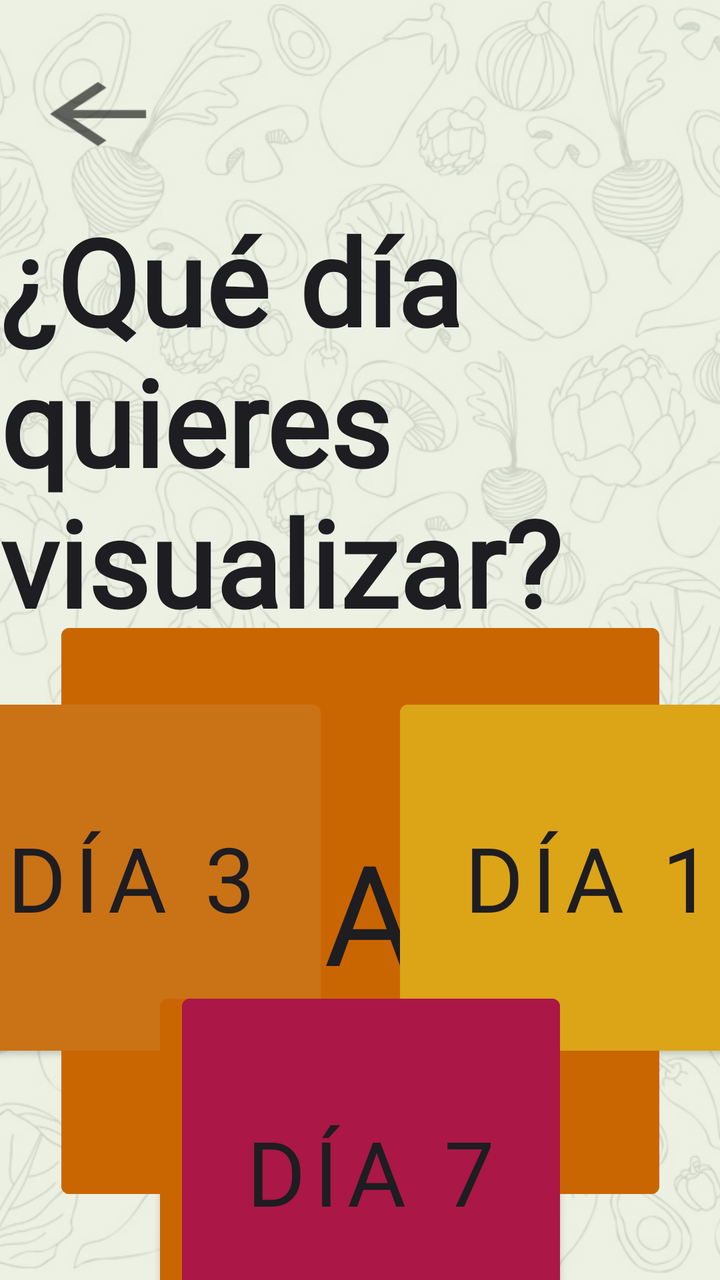
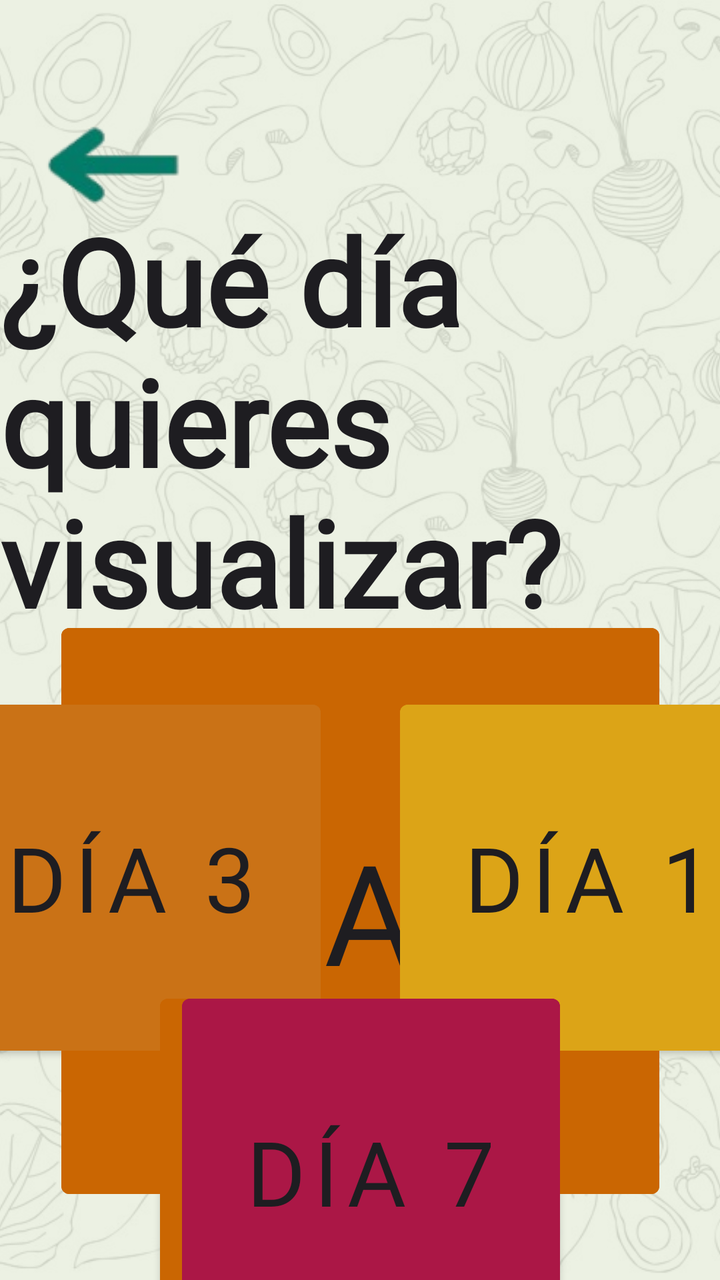

Compare the two renders of this Android layout. The source of the first and the diff that turns it into the second are given below.
<!-- AndroidManifest.xml: application theme Theme.DietaAlPlato -->
<!-- res/layout/activity_dias.xml -->
<?xml version="1.0" encoding="utf-8"?>
<androidx.constraintlayout.widget.ConstraintLayout xmlns:android="http://schemas.android.com/apk/res/android"
    xmlns:app="http://schemas.android.com/apk/res-auto"
    xmlns:tools="http://schemas.android.com/tools"
    android:id="@+id/main"
    android:layout_width="match_parent"
    android:layout_height="match_parent"
    tools:context=".DiasActivity">

    
    <ImageView
        android:id="@+id/fondo"
        android:layout_width="0dp"
        android:layout_height="0dp"
        android:scaleType="centerCrop"
        android:contentDescription="Fondo"
        app:srcCompat="@drawable/fondo_android"
        app:layout_constraintTop_toTopOf="parent"
        app:layout_constraintBottom_toBottomOf="parent"
        app:layout_constraintStart_toStartOf="parent"
        app:layout_constraintEnd_toEndOf="parent" />

    
    <View
        android:id="@+id/velo"
        android:layout_width="0dp"
        android:layout_height="0dp"
        android:background="#DDE9EFDF"
        app:layout_constraintTop_toTopOf="parent"
        app:layout_constraintBottom_toBottomOf="parent"
        app:layout_constraintStart_toStartOf="parent"
        app:layout_constraintEnd_toEndOf="parent" />

    <ImageButton
        android:id="@+id/bttReturn"
        android:layout_width="90dp"
        android:layout_height="66dp"
        android:layout_marginStart="4dp"
        android:layout_marginTop="24dp"
        android:backgroundTint="#00FFFFFF"
        android:onClick="onClickReturn"
        android:scaleX="3"
        android:scaleY="2"
        app:layout_constraintStart_toStartOf="parent"
        app:layout_constraintTop_toTopOf="parent"
        app:srcCompat="?attr/homeAsUpIndicator" />

    <Button
        android:id="@+id/boton1Dias3"
        android:layout_width="299dp"
        android:layout_height="295dp"
        android:layout_marginStart="16dp"
        android:backgroundTint="#DCA417"
        android:fontFamily="@font/bakbak_one"
        android:text="Día 1"
        android:textColor="#1E1D21"
        android:textSize="70sp"
        app:layout_constraintBottom_toBottomOf="@+id/boton2Dias3"
        app:layout_constraintEnd_toStartOf="@+id/boton2Dias3"
        app:layout_constraintStart_toStartOf="parent"
        app:layout_constraintTop_toTopOf="@+id/boton2Dias3" />

    <Button
        android:id="@+id/boton2Dias3"
        android:layout_width="299dp"
        android:layout_height="295dp"
        android:layout_marginStart="32dp"
        android:layout_marginEnd="32dp"
        android:layout_marginBottom="50dp"
        android:backgroundTint="#CA6602"
        android:fontFamily="@font/bakbak_one"
        android:text="Día 2"
        android:textColor="#1E1D21"
        android:textSize="70sp"
        app:layout_constraintBottom_toBottomOf="parent"
        app:layout_constraintEnd_toStartOf="@+id/boton3Dias3"
        app:layout_constraintStart_toEndOf="@+id/boton1Dias3"
        app:layout_constraintTop_toBottomOf="@+id/textView" />

    <Button
        android:id="@+id/boton3Dias3"
        android:layout_width="299dp"
        android:layout_height="295dp"
        android:layout_marginStart="16dp"
        android:backgroundTint="#AB1746"
        android:fontFamily="@font/bakbak_one"
        android:text="Día 3"
        android:textColor="#1E1D21"
        android:textSize="70sp"
        app:layout_constraintBottom_toBottomOf="@+id/boton2Dias3"
        app:layout_constraintEnd_toEndOf="parent"
        app:layout_constraintStart_toEndOf="@+id/boton2Dias3"
        app:layout_constraintTop_toTopOf="@+id/boton2Dias3" />

    <TextView
        android:id="@+id/textView"
        android:layout_width="wrap_content"
        android:layout_height="wrap_content"
        android:layout_marginTop="100dp"
        android:fontFamily="@font/lily_script_one"
        android:textStyle="bold"
        android:textAllCaps="false"
        android:textColor="#1E1D21"
        android:text="¿Qué día quieres visualizar?"
        android:textSize="60sp"
        app:layout_constraintEnd_toEndOf="parent"
        app:layout_constraintStart_toStartOf="parent"
        app:layout_constraintTop_toTopOf="parent" />

    <Button
        android:id="@+id/boton1Dias7"
        android:layout_width="189dp"
        android:layout_height="185dp"
        android:layout_marginStart="200dp"
        android:backgroundTint="#DCA417"
        android:fontFamily="@font/bakbak_one"
        android:text="Día 1"
        android:textColor="#1E1D21"
        android:textSize="45sp"
        app:layout_constraintBottom_toBottomOf="@+id/boton2Dias7"
        app:layout_constraintStart_toStartOf="parent"
        app:layout_constraintTop_toTopOf="@+id/boton2Dias7"
        app:layout_constraintVertical_bias="0.0" />

    <Button
        android:id="@+id/boton2Dias7"
        android:layout_width="189dp"
        android:layout_height="185dp"
        android:backgroundTint="#D58915"
        android:fontFamily="@font/bakbak_one"
        android:text="Día 2"
        android:textColor="#1E1D21"
        android:textSize="45sp"
        app:layout_constraintBottom_toBottomOf="parent"
        app:layout_constraintEnd_toStartOf="@+id/boton3Dias7"
        app:layout_constraintHorizontal_bias="0.501"
        app:layout_constraintStart_toEndOf="@+id/boton1Dias7"
        app:layout_constraintTop_toBottomOf="@+id/textView"
        app:layout_constraintVertical_bias="0.192" />

    <Button
        android:id="@+id/boton3Dias7"
        android:layout_width="189dp"
        android:layout_height="185dp"
        android:layout_marginEnd="200dp"
        android:backgroundTint="#CA7216"
        android:fontFamily="@font/bakbak_one"
        android:text="Día 3"
        android:textColor="#1E1D21"
        android:textSize="45sp"
        app:layout_constraintBottom_toBottomOf="@+id/boton2Dias7"
        app:layout_constraintEnd_toEndOf="parent"
        app:layout_constraintTop_toTopOf="@+id/boton2Dias7"
        app:layout_constraintVertical_bias="0.0" />

    <Button
        android:id="@+id/boton4Dias7"
        android:layout_width="189dp"
        android:layout_height="185dp"
        android:layout_marginStart="80dp"
        android:backgroundTint="#CA6602"
        android:fontFamily="@font/bakbak_one"
        android:text="Día 4"
        android:textColor="#1E1D21"
        android:textSize="45sp"
        app:layout_constraintBottom_toBottomOf="parent"
        app:layout_constraintStart_toStartOf="parent"
        app:layout_constraintTop_toBottomOf="@+id/boton1Dias7" />

    <Button
        android:id="@+id/boton5Dias7"
        android:layout_width="189dp"
        android:layout_height="185dp"
        android:layout_marginEnd="136dp"
        android:backgroundTint="#B84911"
        android:fontFamily="@font/bakbak_one"
        android:text="Día 5"
        android:textColor="#1E1D21"
        android:textSize="45sp"
        app:layout_constraintBottom_toBottomOf="parent"
        app:layout_constraintEnd_toStartOf="@+id/boton6Dias7"
        app:layout_constraintTop_toBottomOf="@+id/boton2Dias7" />

    <Button
        android:id="@+id/boton6Dias7"
        android:layout_width="189dp"
        android:layout_height="185dp"
        android:layout_marginEnd="108dp"
        android:backgroundTint="#BA340F"
        android:fontFamily="@font/bakbak_one"
        android:text="Día 6"
        android:textColor="#1E1D21"
        android:textSize="45sp"
        app:layout_constraintBottom_toBottomOf="parent"
        app:layout_constraintEnd_toStartOf="@+id/boton7Dias7"
        app:layout_constraintTop_toBottomOf="@+id/boton2Dias7" />

    <Button
        android:id="@+id/boton7Dias7"
        android:layout_width="189dp"
        android:layout_height="185dp"
        android:layout_marginEnd="80dp"
        android:backgroundTint="#AB1746"
        android:fontFamily="@font/bakbak_one"
        android:text="Día 7"
        android:textColor="#1E1D21"
        android:textSize="45sp"
        app:layout_constraintBottom_toBottomOf="parent"
        app:layout_constraintEnd_toEndOf="parent"
        app:layout_constraintTop_toBottomOf="@+id/boton3Dias7" />


</androidx.constraintlayout.widget.ConstraintLayout>
<!-- resources referenced by this layout -->
<resources>
  <!-- drawable fondo_android: png bitmap (drawable, 156043 bytes) -->
  <style name="Theme.DietaAlPlato" parent="Theme.MaterialComponents.DayNight.DarkActionBar">
          
          <item name="colorPrimary">@color/purple_500</item>
          <item name="colorPrimaryVariant">@color/purple_700</item>
          <item name="colorOnPrimary">@color/white</item>
          
          <item name="colorSecondary">@color/teal_200</item>
          <item name="colorSecondaryVariant">@color/teal_700</item>
          <item name="colorOnSecondary">@color/black</item>
          
          <item name="android:statusBarColor">?attr/colorPrimaryVariant</item>
          
          <item name="windowActionBar">false</item>
          <item name="windowNoTitle">true</item>
  
      </style>
  <color name="purple_500">#FF6200EE</color>
  <color name="purple_700">#FF3700B3</color>
  <color name="white">#FFFFFFFF</color>
  <color name="teal_200">#FF03DAC5</color>
  <color name="teal_700">#FF018786</color>
  <color name="black">#FF000000</color>
</resources>

<!-- the commit's change to res/layout/activity_dias.xml (unified diff, before → after) -->
@@ -32,18 +32,17 @@
         app:layout_constraintEnd_toEndOf="parent" />
 
     <ImageButton
-        android:id="@+id/bttReturn"
-        android:layout_width="90dp"
-        android:layout_height="66dp"
-        android:layout_marginStart="4dp"
-        android:layout_marginTop="24dp"
+        android:id="@+id/return_button"
+        android:layout_width="110dp"
+        android:layout_height="99dp"
+        android:layout_marginTop="28dp"
         android:backgroundTint="#00FFFFFF"
-        android:onClick="onClickReturn"
-        android:scaleX="3"
-        android:scaleY="2"
+        android:onClick="onClickBackNavigation"
+        app:layout_constraintEnd_toEndOf="parent"
+        app:layout_constraintHorizontal_bias="0.005"
         app:layout_constraintStart_toStartOf="parent"
         app:layout_constraintTop_toTopOf="parent"
-        app:srcCompat="?attr/homeAsUpIndicator" />
+        app:srcCompat="@drawable/gobacksinfondo" />
 
     <Button
         android:id="@+id/boton1Dias3"
<!-- resource entries referenced after the edit -->
@@ -1,6 +1,7 @@
 <!-- resources referenced by this layout -->
 <resources>
   <!-- drawable fondo_android: png bitmap (drawable, 156043 bytes) -->
+  <!-- drawable gobacksinfondo: png bitmap (drawable, 8881 bytes) -->
   <style name="Theme.DietaAlPlato" parent="Theme.MaterialComponents.DayNight.DarkActionBar">
           
           <item name="colorPrimary">@color/purple_500</item>
